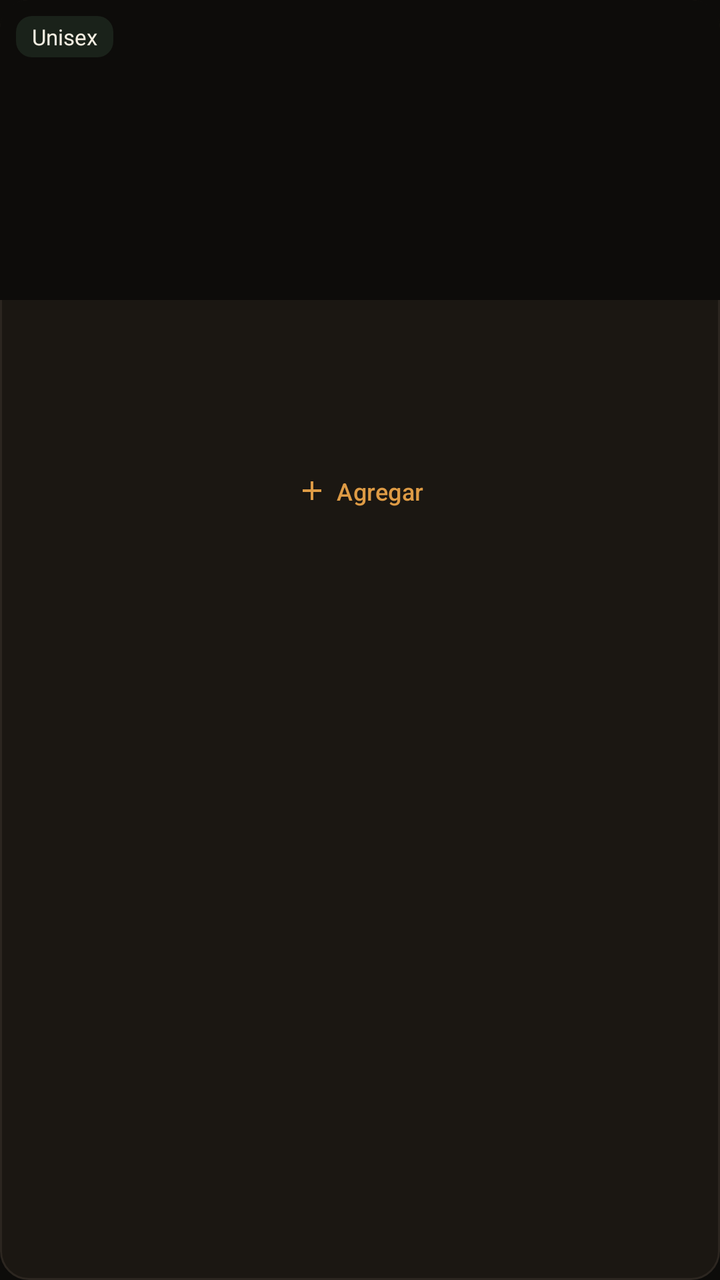
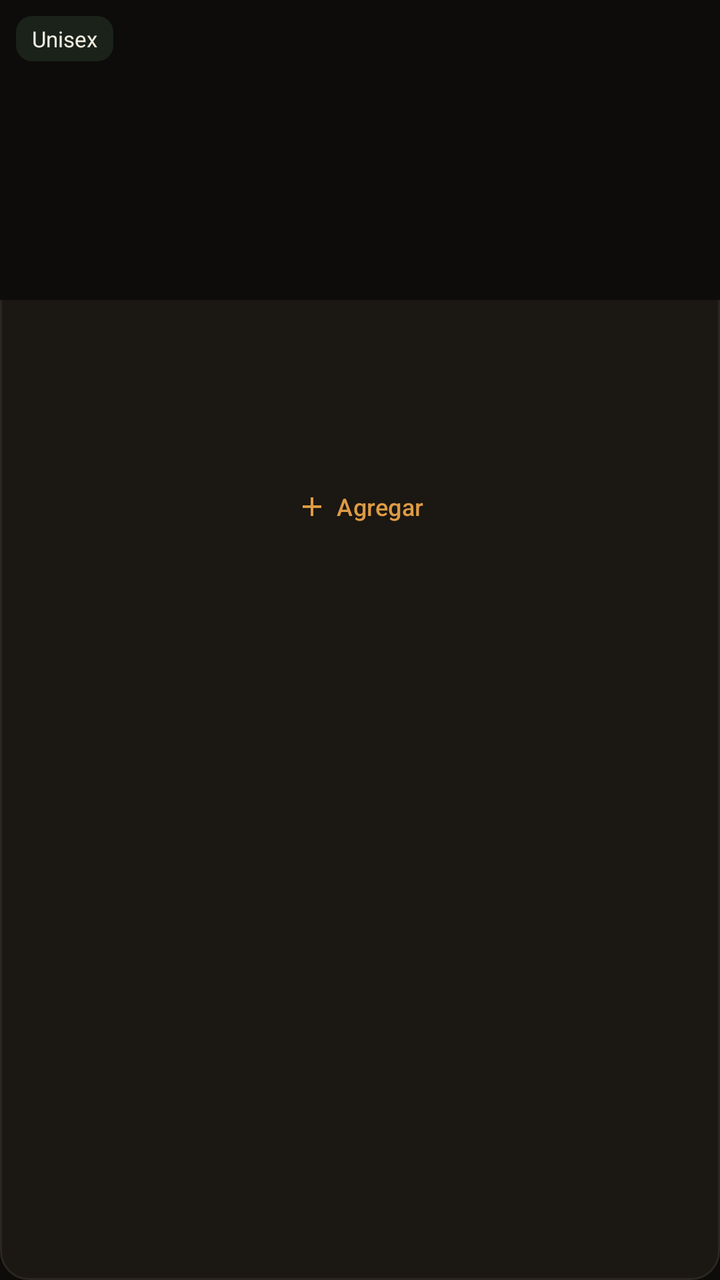

The first picture is an Android layout as it rendered before a commit; the second is the same layout after the commit. The layout source and the unified diff follow.
<!-- AndroidManifest.xml: application theme Theme.RFragancias -->
<!-- res/layout/item_perfume.xml -->
<?xml version="1.0" encoding="utf-8"?>
<LinearLayout xmlns:android="http://schemas.android.com/apk/res/android"
    xmlns:app="http://schemas.android.com/apk/res-auto"
    android:layout_width="match_parent"
    android:layout_height="wrap_content"
    android:layout_margin="8dp"
    android:orientation="vertical"
    android:background="@drawable/bg_card">

    <FrameLayout
        android:layout_width="match_parent"
        android:layout_height="150dp">

        <ImageView
            android:id="@+id/img_perfume"
            android:layout_width="match_parent"
            android:layout_height="match_parent"
            android:background="@drawable/bg_image_placeholder"
            android:scaleType="fitCenter" />

        <TextView
            android:id="@+id/badge_genero"
            android:layout_width="wrap_content"
            android:layout_height="wrap_content"
            android:layout_gravity="top|start"
            android:layout_margin="8dp"
            android:background="@drawable/bg_badge_success"
            android:paddingHorizontal="8dp"
            android:paddingVertical="3dp"
            android:text="Unisex"
            android:textColor="@color/text_primary"
            android:textSize="11sp" />
    </FrameLayout>

    <LinearLayout
        android:layout_width="match_parent"
        android:layout_height="wrap_content"
        android:orientation="vertical"
        android:padding="12dp">

        <TextView
            android:id="@+id/texto_disenador"
            android:layout_width="match_parent"
            android:layout_height="wrap_content"
            android:ellipsize="end"
            android:maxLines="1"
            android:textAllCaps="true"
            android:textColor="@color/text_muted"
            android:textSize="11sp"
            android:letterSpacing="0.04" />

        <TextView
            android:id="@+id/texto_nombre"
            android:layout_width="match_parent"
            android:layout_height="wrap_content"
            android:layout_marginTop="2dp"
            android:ellipsize="end"
            android:fontFamily="serif"
            android:maxLines="1"
            android:textColor="@color/text_primary"
            android:textSize="17sp" />

        <TextView
            android:id="@+id/texto_notas"
            android:layout_width="match_parent"
            android:layout_height="wrap_content"
            android:layout_marginTop="4dp"
            android:ellipsize="end"
            android:maxLines="2"
            android:textColor="@color/text_muted"
            android:textSize="12sp" />

        <com.google.android.material.button.MaterialButton
            android:id="@+id/btn_agregar_carrito"
            style="@style/Widget.MaterialComponents.Button.TextButton"
            android:layout_width="match_parent"
            android:layout_height="wrap_content"
            android:layout_marginTop="6dp"
            android:minHeight="0dp"
            android:paddingVertical="4dp"
            android:text="@string/agregar"
            android:textColor="@color/primary"
            android:textSize="12sp"
            app:icon="@drawable/ic_add"
            app:iconSize="16dp"
            app:iconGravity="textStart"
            app:iconTint="@color/primary" />
    </LinearLayout>

</LinearLayout>
<!-- resources referenced by this layout -->
<resources>
  <color name="primary">#DE9B45</color>
  <color name="text_muted">#ACA090</color>
  <color name="text_primary">#F4EEE2</color>
  <!-- drawable bg_badge_success (drawable) -->
  <shape xmlns:android="http://schemas.android.com/apk/res/android" android:shape="rectangle">
      <corners android:radius="8dp"/>
      <solid android:color="@color/success_bg"/>
  </shape>
  <!-- drawable bg_card (drawable) -->
  <shape xmlns:android="http://schemas.android.com/apk/res/android" android:shape="rectangle">
      <corners android:radius="14dp"/>
      <solid android:color="@color/surface"/>
      <stroke android:width="1dp" android:color="@color/border"/>
  </shape>
  <!-- drawable bg_image_placeholder (drawable) -->
  <shape xmlns:android="http://schemas.android.com/apk/res/android" android:shape="rectangle">
      <corners android:topLeftRadius="14dp" android:topRightRadius="14dp" android:bottomLeftRadius="0dp" android:bottomRightRadius="0dp"/>
      <solid android:color="@color/bg"/>
  </shape>
  <!-- drawable ic_add (drawable) -->
  <vector xmlns:android="http://schemas.android.com/apk/res/android"
      android:width="24dp" android:height="24dp" android:viewportWidth="24" android:viewportHeight="24">
      <path android:fillColor="#0D0C0A" android:pathData="M19,13h-6v6h-2v-6H5v-2h6V5h2v6h6v2z"/>
  </vector>
  <string name="agregar">Agregar</string>
  <style name="Theme.RFragancias" parent="Theme.MaterialComponents.DayNight.NoActionBar">
          <item name="colorPrimary">@color/primary</item>
          <item name="colorPrimaryDark">@color/bg</item>
          <item name="colorAccent">@color/primary</item>
          <item name="colorSurface">@color/surface</item>
          <item name="colorOnSurface">@color/text_primary</item>
          <item name="colorOnPrimary">@color/bg</item>
          <item name="android:windowBackground">@color/bg</item>
          <item name="android:statusBarColor">@color/bg</item>
          <item name="android:navigationBarColor">@color/bg</item>
          <item name="android:windowLightStatusBar" tools:targetApi="m">false</item>
          <item name="android:textColorPrimary">@color/text_primary</item>
          <item name="android:textColorSecondary">@color/text_muted</item>
          <item name="materialButtonStyle">@style/Widget.RFragancias.Button</item>
          <item name="editTextStyle">@style/Widget.RFragancias.EditText</item>
          <item name="textInputStyle">@style/Widget.RFragancias.TextInputLayout</item>
      </style>
  <color name="success_bg">#1F7FBE8A</color>
  <color name="surface">#1B1712</color>
  <color name="border">#2C2620</color>
  <color name="bg">#0D0C0A</color>
  <style name="Widget.RFragancias.EditText" parent="Widget.AppCompat.EditText">
          <item name="android:textColor">@color/text_primary</item>
          <item name="android:textColorHint">@color/text_muted</item>
      </style>
  <style name="Widget.RFragancias.TextInputLayout" parent="Widget.MaterialComponents.TextInputLayout.OutlinedBox">
          <item name="boxStrokeColor">@color/border</item>
          <item name="hintTextColor">@color/primary</item>
          <item name="android:textColorHint">@color/text_muted</item>
          <item name="boxCornerRadiusTopStart">10dp</item>
          <item name="boxCornerRadiusTopEnd">10dp</item>
          <item name="boxCornerRadiusBottomStart">10dp</item>
          <item name="boxCornerRadiusBottomEnd">10dp</item>
      </style>
  <!-- unchanged entries left out for length: 1 -->
</resources>

<!-- the commit's change to res/layout/item_perfume.xml (unified diff, before → after) -->
@@ -16,7 +16,8 @@
             android:layout_width="match_parent"
             android:layout_height="match_parent"
             android:background="@drawable/bg_image_placeholder"
-            android:scaleType="fitCenter" />
+            android:scaleType="fitCenter"
+            android:contentDescription="@string/cd_foto_perfume" />
 
         <TextView
             android:id="@+id/badge_genero"
@@ -26,7 +27,7 @@
             android:layout_margin="8dp"
             android:background="@drawable/bg_badge_success"
             android:paddingHorizontal="8dp"
-            android:paddingVertical="3dp"
+            android:paddingVertical="4dp"
             android:text="Unisex"
             android:textColor="@color/text_primary"
             android:textSize="11sp" />
@@ -75,9 +76,8 @@
             style="@style/Widget.MaterialComponents.Button.TextButton"
             android:layout_width="match_parent"
             android:layout_height="wrap_content"
-            android:layout_marginTop="6dp"
-            android:minHeight="0dp"
-            android:paddingVertical="4dp"
+            android:layout_marginTop="8dp"
+            android:minHeight="48dp"
             android:text="@string/agregar"
             android:textColor="@color/primary"
             android:textSize="12sp"
<!-- resource entries referenced after the edit -->
@@ -25,6 +25,7 @@
       <path android:fillColor="#0D0C0A" android:pathData="M19,13h-6v6h-2v-6H5v-2h6V5h2v6h6v2z"/>
   </vector>
   <string name="agregar">Agregar</string>
+  <string name="cd_foto_perfume">Foto del perfume</string>
   <style name="Theme.RFragancias" parent="Theme.MaterialComponents.DayNight.NoActionBar">
           <item name="colorPrimary">@color/primary</item>
           <item name="colorPrimaryDark">@color/bg</item>
@@ -32,6 +33,8 @@
           <item name="colorSurface">@color/surface</item>
           <item name="colorOnSurface">@color/text_primary</item>
           <item name="colorOnPrimary">@color/bg</item>
+          <item name="colorError">@color/error</item>
+          <item name="colorOnError">@color/bg</item>
           <item name="android:windowBackground">@color/bg</item>
           <item name="android:statusBarColor">@color/bg</item>
           <item name="android:navigationBarColor">@color/bg</item>
@@ -46,12 +49,16 @@
   <color name="surface">#1B1712</color>
   <color name="border">#2C2620</color>
   <color name="bg">#0D0C0A</color>
+  <color name="error">#E08A72</color>
   <style name="Widget.RFragancias.EditText" parent="Widget.AppCompat.EditText">
           <item name="android:textColor">@color/text_primary</item>
           <item name="android:textColorHint">@color/text_muted</item>
       </style>
   <style name="Widget.RFragancias.TextInputLayout" parent="Widget.MaterialComponents.TextInputLayout.OutlinedBox">
-          <item name="boxStrokeColor">@color/border</item>
+          <item name="boxStrokeColor">@color/input_stroke</item>
+          <item name="boxStrokeErrorColor">@color/error</item>
+          <item name="errorTextColor">@color/error</item>
+          <item name="errorIconTint">@color/error</item>
           <item name="hintTextColor">@color/primary</item>
           <item name="android:textColorHint">@color/text_muted</item>
           <item name="boxCornerRadiusTopStart">10dp</item>
